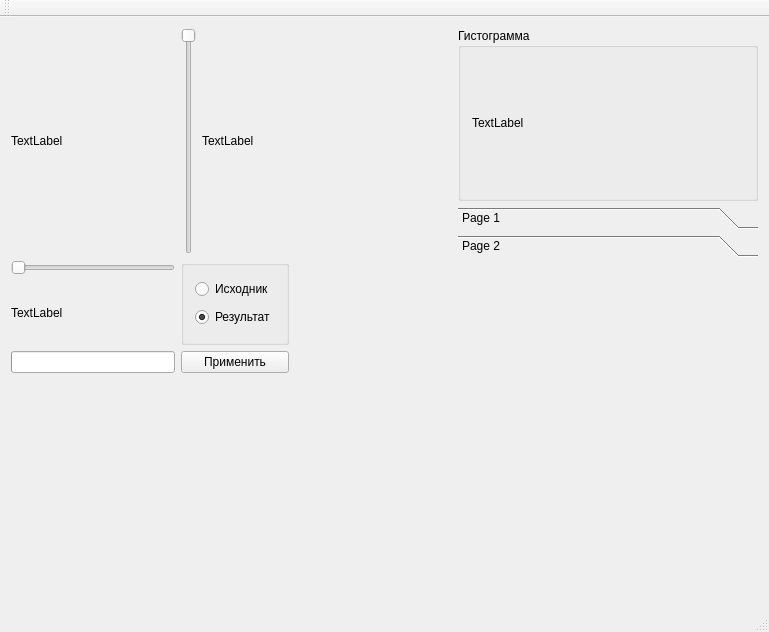
Old version of the form mainwindow.ui in the repository dive155/SmartImage.
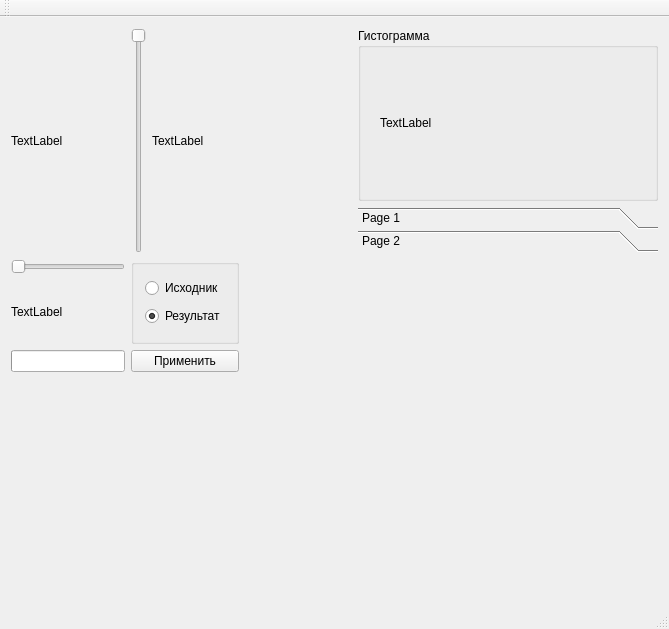
New version of the form. The open tabs and pages were chosen to show the change.

Diff of the .ui file:
```diff
--- a/mainwindow.ui
+++ b/mainwindow.ui
@@ -6,8 +6,8 @@
    <rect>
     <x>0</x>
     <y>0</y>
-    <width>769</width>
-    <height>632</height>
+    <width>669</width>
+    <height>629</height>
    </rect>
   </property>
   <property name="windowTitle">
@@ -163,6 +163,12 @@
      <layout class="QVBoxLayout" name="verticalLayout">
       <item>
        <widget class="QGroupBox" name="groupBox">
+        <property name="minimumSize">
+         <size>
+          <width>300</width>
+          <height>0</height>
+         </size>
+        </property>
         <property name="maximumSize">
          <size>
           <width>300</width>
@@ -173,7 +179,7 @@
          <string>Гистограмма</string>
         </property>
         <layout class="QVBoxLayout" name="verticalLayout_3">
-         <item>
+         <item alignment="Qt::AlignHCenter">
           <widget class="QLabel" name="gistLabel">
            <property name="minimumSize">
             <size>
@@ -197,6 +203,12 @@
       </item>
       <item>
        <widget class="QToolBox" name="toolBox">
+        <property name="minimumSize">
+         <size>
+          <width>300</width>
+          <height>0</height>
+         </size>
+        </property>
         <property name="maximumSize">
          <size>
           <width>300</width>
@@ -207,7 +219,7 @@
          <number>0</number>
         </property>
         <property name="tabSpacing">
-         <number>6</number>
+         <number>1</number>
         </property>
         <widget class="QWidget" name="page">
          <property name="geometry">
@@ -227,8 +239,8 @@
           <rect>
            <x>0</x>
            <y>0</y>
-           <width>300</width>
-           <height>338</height>
+           <width>305</width>
+           <height>335</height>
           </rect>
          </property>
          <attribute name="label">
```
Left out of the diff: 4 changed lines with no effect on the pictures.
